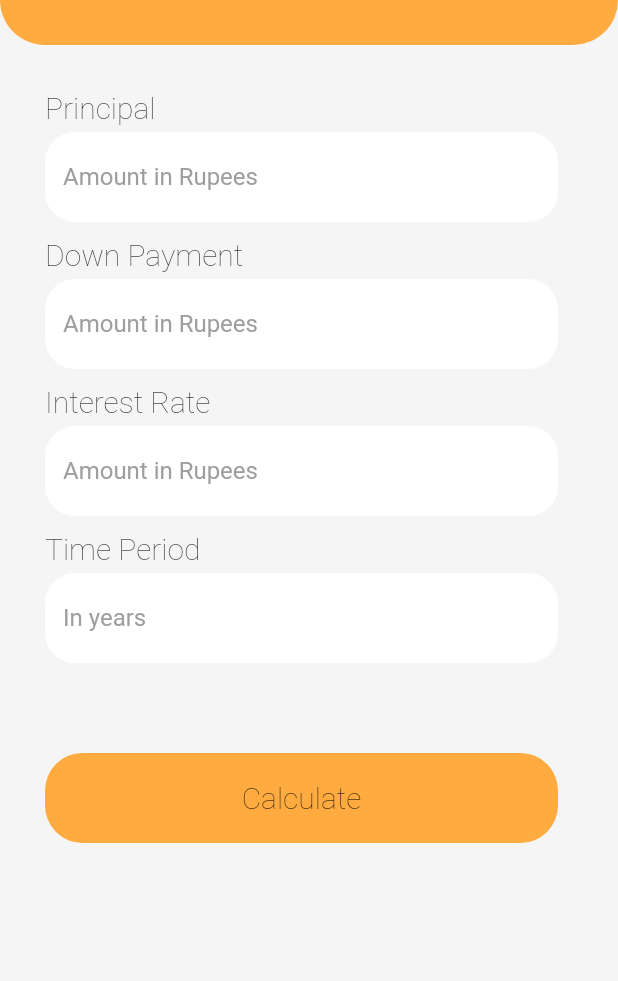
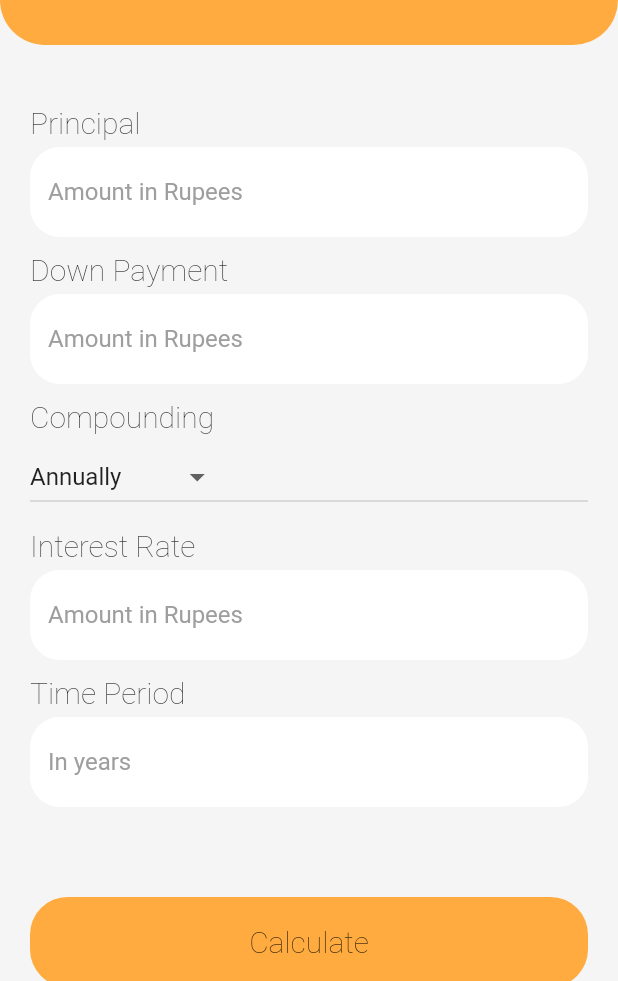
Before and after one commit to SarinSthapit/Financial-Calculator, a Flutter app: the HomePage screen opened directly, after a tap on "Calculate", on a phone screen of 412 x 824 dp, the part 255-1236 px from its top. Run offline on Flutter 3.47's test engine with Material 2 defaults, Android fonts, the phone set to English and light mode, and no system bars.

Commit message:
Add quarterly and semi-annual compounding for PV and FV

```diff
--- a/lib/screens/homePage.dart
+++ b/lib/screens/homePage.dart
@@ -13,28 +13,42 @@ class _HomePageState extends State<HomePage> {
   TextEditingController _controller3 = new TextEditingController();
   TextEditingController _controller4 = new TextEditingController();
   String selected = "";
-  late double annualFV;
-  late double monthlyFV;
-  late double monthlyPMT;
+  late double FV;
 
   void InterestCalculation() {
+    final finalValue;
+    final compounding = dropdownValue;
     final rate = double.parse(_controller3.text) / 100;
     final amount = int.parse(_controller1.text) - int.parse(_controller2.text);
-    final finalValue =
-        amount * (pow((1 + (rate)), int.parse(_controller4.text))).toDouble();
-
-    final finalMonthlyValue = amount *
-        (pow((1 + (rate / 12)), int.parse(_controller4.text) * 12)).toDouble();
-    final finalPMT = amount *
-        (rate / 12) /
-        (pow((1 + (rate / 12)), int.parse(_controller4.text) * 12));
-
+    switch (compounding) {
+      case "Annually":
+        finalValue = amount *
+            (pow((1 + (rate)), int.parse(_controller4.text))).toDouble();
+        break;
+      case "Quarterly":
+        finalValue = amount *
+            (pow((1 + (rate / 4)), int.parse(_controller4.text) * 4))
+                .toDouble();
+        break;
+      case "Monthly":
+        finalValue = amount *
+            (pow((1 + (rate / 12)), int.parse(_controller4.text) * 12))
+                .toDouble();
+        break;
+      case "Semi-annually":
+        finalValue = amount *
+            (pow((1 + (rate / 2)), int.parse(_controller4.text) * 2))
+                .toDouble();
+        break;
+      default:
+        finalValue = 0;
+    }
     setState(() {
-      annualFV = finalValue;
-      monthlyFV = finalMonthlyValue;
-      monthlyPMT = finalPMT;
+      FV = finalValue;
     });
   }
+
+  String dropdownValue = "Annually";
 
   @override
   Widget build(BuildContext context) {
@@ -115,10 +129,11 @@ class _HomePageState extends State<HomePage> {
           SizedBox(
             height: 20,
           ),
-          Padding(
-            padding: const EdgeInsets.fromLTRB(30, 10, 40, 0),
-            child: Column(
-              crossAxisAlignment: CrossAxisAlignment.start,
+          Expanded(
+            child: SizedBox(
+              height: 200.0,
+              child: ListView(
+                padding: EdgeInsets.all(20.0),
                 children: [
                   inputForm(
                     title: "Principal",
@@ -129,6 +144,45 @@ class _HomePageState extends State<HomePage> {
                     title: "Down Payment",
                     hintText: "Amount in Rupees",
                     controller: _controller2,
+                  ),
+                  Text(
+                    "Compounding",
+                    style: TextStyle(
+                      fontWeight: FontWeight.w100,
+                      fontSize: 20,
+                    ),
+                  ),
+                  SizedBox(
+                    height: 5,
+                  ),
+                  DropdownButton(
+                    value: dropdownValue,
+                    items: [
+                      DropdownMenuItem(
+                        child: Text("Annually"),
+                        value: "Annually",
+                      ),
+                      DropdownMenuItem(
+                        child: Text("Quarterly"),
+                        value: "Quarterly",
+                      ),
+                      DropdownMenuItem(
+                        child: Text("Monthly"),
+                        value: "Monthly",
+                      ),
+                      DropdownMenuItem(
+                        child: Text("Semi-annually"),
+                        value: "Semi-annually",
+                      ),
+                    ],
+                    onChanged: (value) {
+                      setState(() {
+                        dropdownValue = value!;
+                      });
+                    },
+                  ),
+                  SizedBox(
+                    height: 10.0,
                   ),
                   inputForm(
                     title: "Interest Rate",
@@ -157,7 +211,8 @@ class _HomePageState extends State<HomePage> {
                             return Container(
                               height: 300,
                               child: Padding(
-                              padding: const EdgeInsets.fromLTRB(20, 30, 0, 0),
+                                padding:
+                                    const EdgeInsets.fromLTRB(20, 30, 0, 0),
                                 child: Column(
                                   crossAxisAlignment: CrossAxisAlignment.start,
                                   children: [
@@ -172,12 +227,8 @@ class _HomePageState extends State<HomePage> {
                                       height: 15,
                                     ),
                                     result(
-                                    title: "Future Value (Annual)",
-                                    amount: annualFV,
-                                  ),
-                                  result(
-                                    title: "Future Value (Monthly)",
-                                    amount: monthlyFV,
+                                      title: "Future Value (${dropdownValue})",
+                                      amount: FV,
                                     ),
                                     SizedBox(
                                       height: 20,
@@ -187,7 +238,8 @@ class _HomePageState extends State<HomePage> {
                                         Navigator.of(context).pop();
                                       },
                                       child: Padding(
-                                      padding: const EdgeInsets.only(right: 20),
+                                        padding:
+                                            const EdgeInsets.only(right: 20),
                                         child: Container(
                                           height: 60,
                                           width: double.infinity,
@@ -235,6 +287,7 @@ class _HomePageState extends State<HomePage> {
                 ],
               ),
             ),
+          )
         ],
       ),
     );
```
Also changed, not shown: lib/screens/PV.dart (+80 -20 lines). Lines whose indentation alone changed are shown as unchanged.
